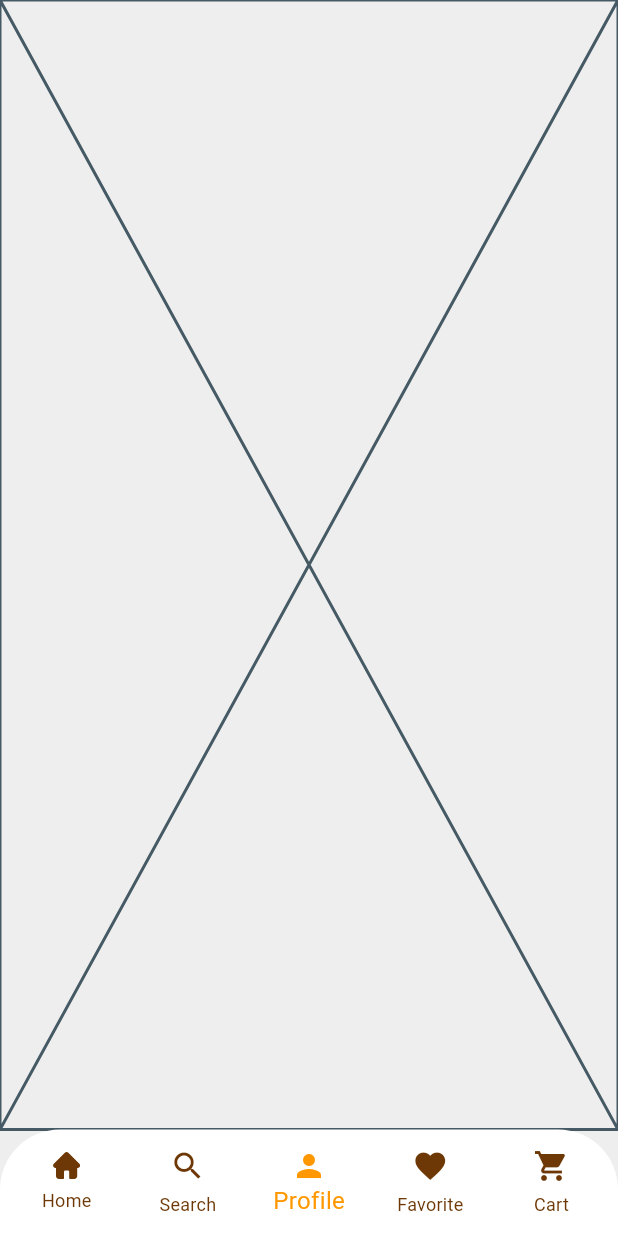
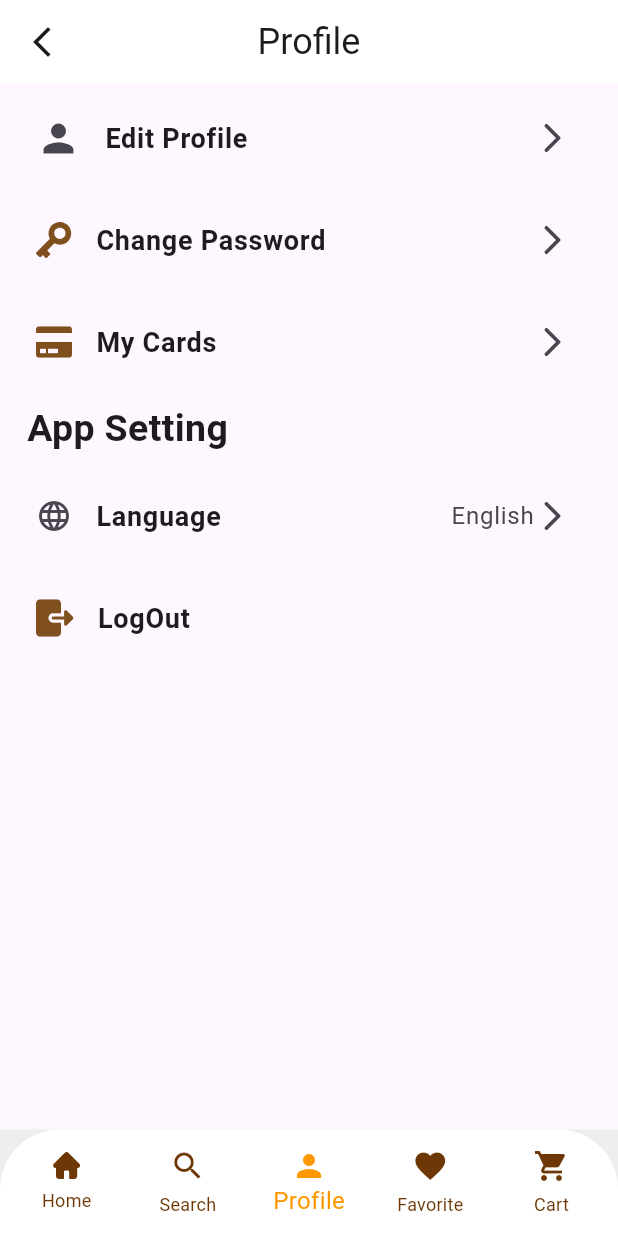
Before and after one commit to ranamohyy/retail_app_training_cis, a Flutter app: the screen it shows after launch, item 3 of the bottom bar chosen, on a phone screen of 412 x 824 dp. Run offline on Flutter 3.47's test engine with Material 3 defaults, Android fonts, the phone set to English and light mode, and no system bars; our stand-ins replace flutter_svg.

Commit message:
finish profile ui

```diff
--- a/lib/features/home_nav/screens/profile/view.dart
+++ b/lib/features/home_nav/screens/profile/view.dart
@@ -1,9 +1,98 @@
 import 'package:flutter/material.dart';
-class ProfileScreen extends StatelessWidget {
+import 'package:flutter_svg/flutter_svg.dart';
+import 'package:hello_flutter/core/helpers/app_assets.dart';
+import '../../../../core/helpers/app_colors.dart';
+import '../../../../core/helpers/app_styles.dart';
+import '../../../widgets/profileListTileWidget.dart';
+class ProfileScreen extends StatefulWidget {
   const ProfileScreen({super.key});
 
   @override
+  State<ProfileScreen> createState() => _ProfileScreenState();
+}
+
+class _ProfileScreenState extends State<ProfileScreen> {
+  bool isSwitchChecked=true;
+  @override
   Widget build(BuildContext context) {
-    return const Placeholder();
+    return Scaffold(
+      backgroundColor: AppColors.scaffoldBackGroundColor,
+      appBar: AppBar(
+        elevation: 0,
+        scrolledUnderElevation: 0,
+        leading: GestureDetector(
+            onTap: () {},
+            child: Icon(
+              Icons.arrow_back_ios_new,
+              color:AppColors.primaryColor,
+            )),
+        backgroundColor: Colors.white,
+        centerTitle: true,
+        title: Text(
+          "Profile",
+          style: AppTextStyles.kTextAppBarStyle,
+        ),
+      ),
+      body: Padding(
+        padding: const EdgeInsets.all(8.0),
+        child: Column(
+          spacing: 12,
+          crossAxisAlignment: CrossAxisAlignment.stretch,
+          children: [
+            ProfileListTileItem(
+              title:"Edit Profile" ,
+              leadingIcon: Icons.person,
+            ),
+            ProfileListTileItem(
+              title:"Change Password" ,
+              notShowSvg:false ,
+               assetName: AppImages.keySvg,
+            ),
+            ProfileListTileItem(
+              title:"My Cards" ,
+              notShowSvg: false,
+              assetName: AppImages.cartSvg,
+
+            ),
+            Padding(
+              padding: const EdgeInsets.only(left: 10.0),
+              child: Text("App Setting",
+                style: AppTextStyles.kTextStyle16pPrimary.copyWith(fontSize: 25,fontWeight: FontWeight.w700),),
+            ),
+            // SwitchListTile(
+            //   title: Text("Notifications"),
+            //     secondary: Icon(Icons.notifications),
+            //     activeTrackColor: AppColors.primaryColor,
+            //     inactiveTrackColor: AppColors.greyColor,
+            //     value: isSwitchChecked,
+            //     onChanged: (value) {
+            //     setState(() {
+            //       isSwitchChecked=value;
+            //     });
+            //     },),
+            ListTile(
+              title: Text("Language",style: AppTextStyles.kTextStyle18Profile,),
+              leading: Icon(Icons.language),
+              trailing: Row(
+                mainAxisSize: MainAxisSize.min,
+                children: [
+                  Text("English",style: AppTextStyles.kTextStyle16SecondPrimary.copyWith(fontWeight: FontWeight.w400),),
+                  Icon(Icons.arrow_forward_ios_rounded,color: AppColors.secondColor)
+
+                ],
+              ),
+
+            ),
+            ListTile(
+              title: Text("LogOut",style: AppTextStyles.kTextStyle18Profile,),
+              leading:SvgPicture.asset(AppImages.logOutSvg),
+
+            )
+
+
+        ],),
+      ),
+
+    );
   }
 }
```
